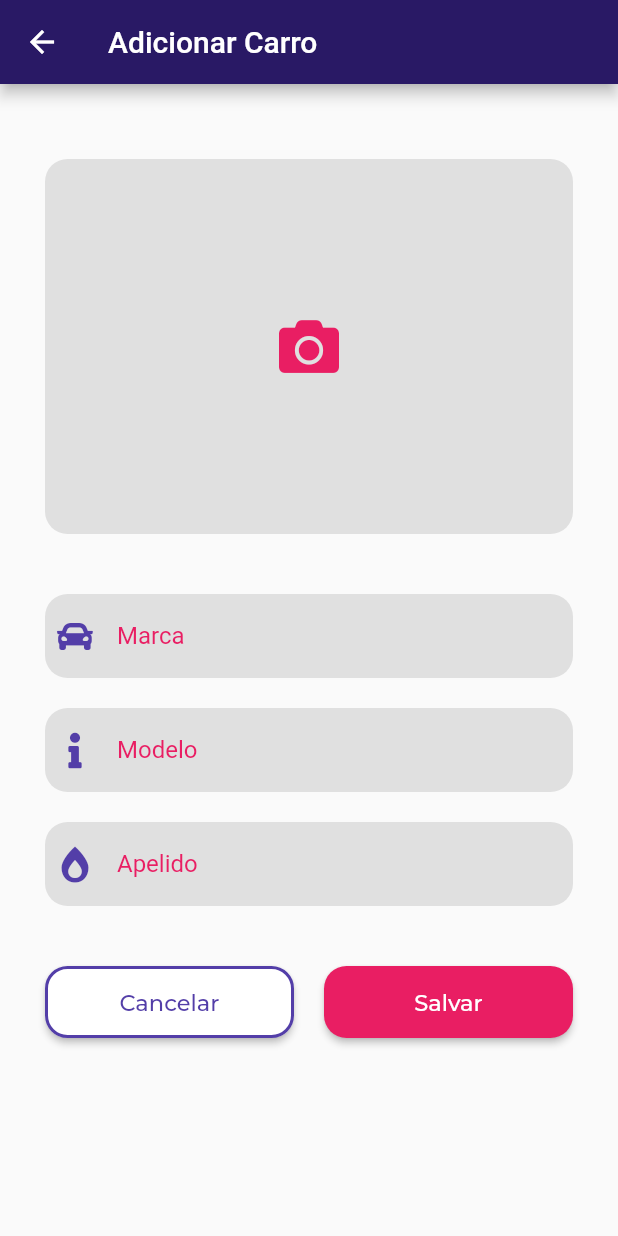
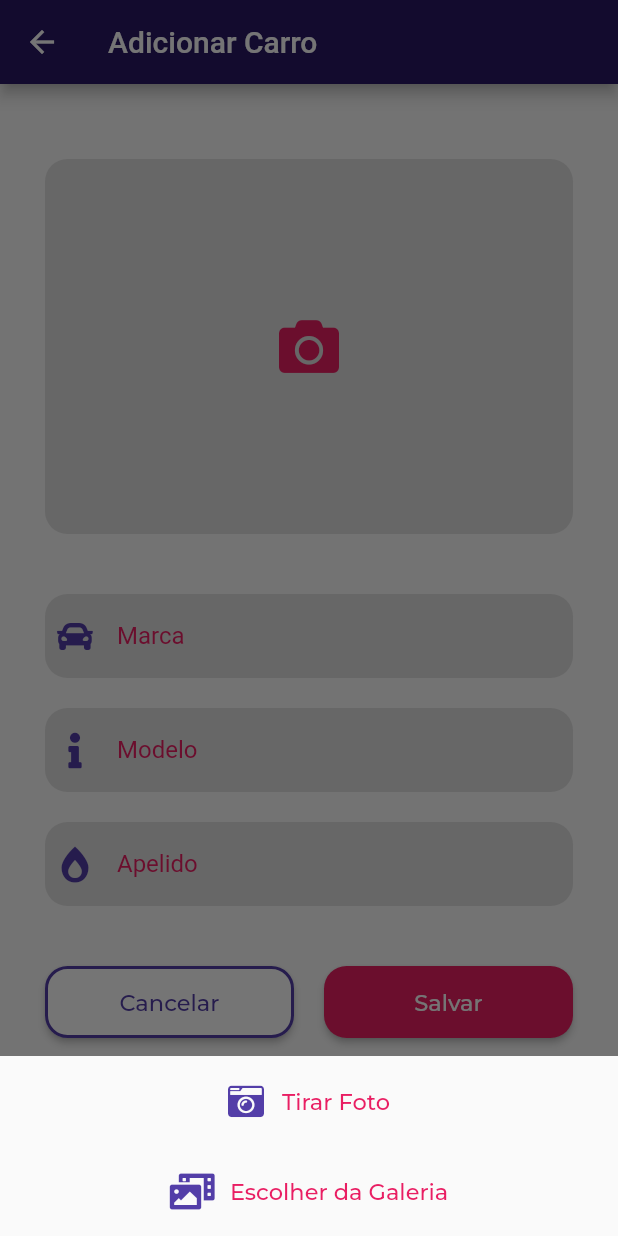
Before and after one commit to murilobohlke/car-helper, a Flutter app: the AddCarPage screen opened by its route, after a tap on an icon or button, on a phone screen of 412 x 824 dp. Run offline on Flutter 3.47's test engine with Material 2 defaults, Android fonts, the phone set to English and light mode, and no system bars; our stand-ins replace flutter_masked_text2, font_awesome_flutter, google_fonts, image_picker, sqflite; missing offline and left inert: animated_card; accounts and stored records are empty.

Commit message:
Select image from car

```diff
--- a/car_helper/lib/shared/widgets/image_input/image_input_widget.dart
+++ b/car_helper/lib/shared/widgets/image_input/image_input_widget.dart
@@ -4,6 +4,7 @@ import 'package:animated_card/animated_card.dart';
 import 'package:car_helper/shared/themes/app_colors.dart';
 import 'package:flutter/material.dart';
 import 'package:font_awesome_flutter/font_awesome_flutter.dart';
+import 'package:google_fonts/google_fonts.dart';
 import 'package:image_picker/image_picker.dart';
 import 'package:path_provider/path_provider.dart' as syspaths;
 import 'package:path/path.dart' as path;
@@ -20,16 +21,17 @@ class ImageInputWidget extends StatefulWidget {
 class _ImageInputWidgetState extends State<ImageInputWidget> {
   File? _storedImage;
 
-  _takePicture() async {
+  _takePicture(bool mode) async {
     final ImagePicker _picker = ImagePicker();
-
+      Navigator.of(context).pop();
     PickedFile? imageFile =
-        await _picker.getImage(source: ImageSource.camera, maxWidth: 600);
+        await _picker.getImage(source: mode ? ImageSource.camera : ImageSource.gallery, maxWidth: 600);
 
     if (imageFile == null) return;
 
     setState(() {
       _storedImage = File(imageFile.path);
+
     });
 
     final appDir = await syspaths.getApplicationDocumentsDirectory();
@@ -38,12 +40,56 @@ class _ImageInputWidgetState extends State<ImageInputWidget> {
     widget.onSelectImage(savedImage);
   }
 
+   void _openModal() {
+    showModalBottomSheet(
+        context: context,
+        builder: (_) {
+          return Container(
+            width: double.infinity,
+            height: 120,
+            child: Column(
+              mainAxisAlignment: MainAxisAlignment.spaceAround,
+              crossAxisAlignment: CrossAxisAlignment.stretch,
+              children: [
+                TextButton.icon(
+                  onPressed:() {_takePicture(true);} ,
+                  icon: Icon(FontAwesomeIcons.cameraRetro, color: AppColors.secondary,),
+                  label: Text(
+                    ' Tirar Foto',
+                    style: GoogleFonts.montserrat(
+                      fontSize: 15,
+                      fontWeight: FontWeight.w500,
+                      color: AppColors.tertiary,
+                    )
+                  )
+                ),
+                TextButton.icon(
+                  onPressed:() {_takePicture(false);} ,
+                  icon: Icon(FontAwesomeIcons.photoVideo, color: AppColors.secondary,),
+                  label: Text(
+                    '  Escolher da Galeria',
+                    style: GoogleFonts.montserrat(
+                      fontSize: 15,
+                      fontWeight: FontWeight.w500,
+                      color: AppColors.tertiary,
+                    )
+                  )
+                )
+              ],
+            )
+          );
+        });
+  }
+
+
   @override
   Widget build(BuildContext context) {
     return AnimatedCard(
                   direction: AnimatedCardDirection.left,
                   child: InkWell(
-                    onTap: _takePicture,
+                    onTap:(){
+                      _openModal();
+                    },
                     child:_storedImage != null
                     ? ClipRRect(
                         borderRadius: BorderRadius.circular(15),
```
Also changed, not shown: car_helper/lib/modules/home/home_page.dart (+14 -50 lines), car_helper/lib/shared/widgets/app_bar_home/app_bar_home_widget.dart (added, +63 -0 lines).
